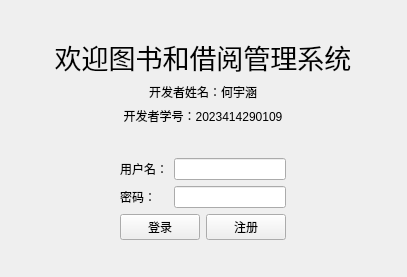
Old version of the form LibraryAndBorrowingManagementSystem/loginview.ui in the repository longyuan56649826/QtCourse.
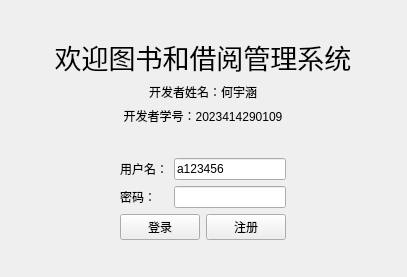
New version of the form.

Commit message: 引入数据库，完成登录的实现并调用数据库

Diff of the .ui file:
```diff
--- a/LibraryAndBorrowingManagementSystem/loginview.ui
+++ b/LibraryAndBorrowingManagementSystem/loginview.ui
@@ -132,7 +132,11 @@
           </widget>
          </item>
          <item row="0" column="1">
-          <widget class="QLineEdit" name="InputUserName"/>
+          <widget class="QLineEdit" name="InputUserName">
+           <property name="text">
+            <string>a123456</string>
+           </property>
+          </widget>
          </item>
          <item row="1" column="0">
           <widget class="QLabel" name="label_3">
```
The commit also changes 2 other files.
